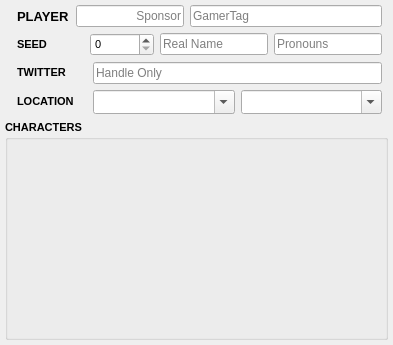
First picture: the form in src/layout/TSHScoreboardPlayer.ui, repository joaorb64/TournamentStreamHelper, before the edit.
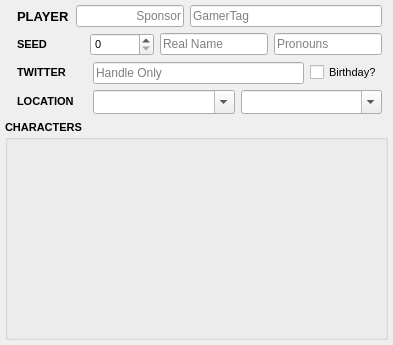
Second picture: the form after the edit.

What changed in the file:
```diff
--- a/src/layout/TSHScoreboardPlayer.ui
+++ b/src/layout/TSHScoreboardPlayer.ui
@@ -233,6 +233,19 @@
        </property>
       </widget>
      </item>
+     <item>
+      <widget class="QCheckBox" name="birthday">
+       <property name="sizePolicy">
+        <sizepolicy hsizetype="Maximum" vsizetype="Fixed">
+         <horstretch>0</horstretch>
+         <verstretch>0</verstretch>
+        </sizepolicy>
+       </property>
+       <property name="text">
+        <string>Birthday?</string>
+       </property>
+      </widget>
+     </item>
     </layout>
    </item>
    <item row="2" column="2">
```
